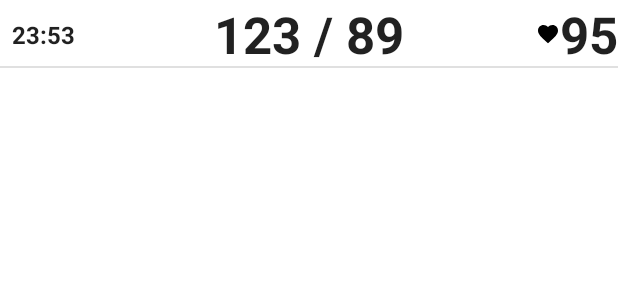
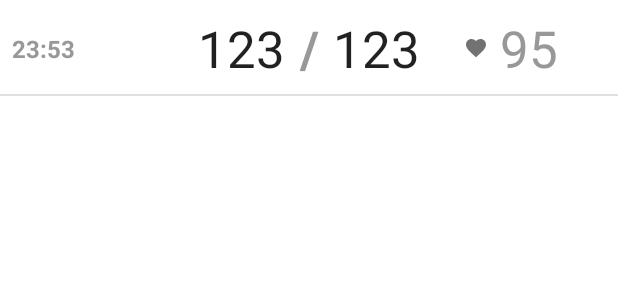
Before and after one commit to stdimensiy/My_health_tracker, an Android app: the layout item_list_record.xml on its own in the app's theme, with its tools: preview values and no code run, on a phone screen of 412 x 824 dp. Shown: the top 300 px of the screen. Run offline under Robolectric (Android 15) with nearby library versions, the phone set to English and light mode, and no system bars.

Commit message:
Изм 0.5 Заточка дизайна главного экрана - Разметка передалена, подобраны параметры для максимального сходства с образцом в задании. Отображеие настроено все работает.

```diff
--- a/app/src/main/java/ru/vdv/myhealthtracker/domain/BaseConstants.kt
+++ b/app/src/main/java/ru/vdv/myhealthtracker/domain/BaseConstants.kt
@@ -5,4 +5,6 @@ object BaseConstants {
     const val RETROFIT_FAILURE = "ОШИБКА при работе компонены RETROFIT"
     const val ROOM_FAILURE = "ОШИБКА при работе компонены ROOM"
     const val FIREBASE_FAILURE = "ОШИБКА при работе компонены FIREBASE"
+    const val NORMAL_DIASTOLIC_PRESSURE = 120
+    const val NORMAL_SYSTOLIC_PRESSURE = 80
 }
--- a/app/src/main/java/ru/vdv/myhealthtracker/ui/main/MainDataSeparatorViewHolder.kt
+++ b/app/src/main/java/ru/vdv/myhealthtracker/ui/main/MainDataSeparatorViewHolder.kt
@@ -5,7 +5,7 @@ import android.view.ViewGroup
 import androidx.recyclerview.widget.RecyclerView
 import ru.vdv.myhealthtracker.databinding.ItemListDataSeparatorBinding
 
-class MainDataSeparatorViewHolder (
+class MainDataSeparatorViewHolder(
     li: LayoutInflater,
     parent: ViewGroup,
     binding: ItemListDataSeparatorBinding = ItemListDataSeparatorBinding.inflate(li, parent, false)
--- a/app/src/main/java/ru/vdv/myhealthtracker/ui/main/MainDataViewHolder.kt
+++ b/app/src/main/java/ru/vdv/myhealthtracker/ui/main/MainDataViewHolder.kt
@@ -11,7 +11,8 @@ class MainDataViewHolder(
     binding: ItemListRecordBinding = ItemListRecordBinding.inflate(li, parent, false)
 ) : RecyclerView.ViewHolder(binding.root) {
     var time = binding.tvTime
-    var pressure = binding.tvPressure
+    var systolicPressure = binding.tvPressureSystolic
+    var diastolicPressure = binding.tvPressureDiastolic
     var heartRate = binding.tvHeartRate
     var card = binding.clContainer
 }
--- a/app/src/main/java/ru/vdv/myhealthtracker/ui/main/MainViewModel.kt
+++ b/app/src/main/java/ru/vdv/myhealthtracker/ui/main/MainViewModel.kt
@@ -13,8 +13,8 @@ class MainViewModel : BaseViewModel() {
 
     val listForMain: LiveData<List<ApplicableForMineList>> = mListForMain
 
-    fun fetchCurrentList(){
-        repository.getTestList(object : CallBack<List<ApplicableForMineList>>{
+    fun fetchCurrentList() {
+        repository.getTestList(object : CallBack<List<ApplicableForMineList>> {
             override fun onResult(value: List<ApplicableForMineList>) {
                 mListForMain.value = value
             }
--- a/app/src/main/res/layout/activity_main.xml
+++ b/app/src/main/res/layout/activity_main.xml
@@ -30,8 +30,8 @@
         android:layout_marginEnd="@dimen/fab_margin"
         android:layout_marginBottom="16dp"
         android:contentDescription="@string/fab_content_description"
-        app:backgroundTint="#D50000"
+        app:backgroundTint="@color/base_fab_color"
         app:srcCompat="@drawable/baseline_favorite_white_24dp"
-        app:tint="#FFFFFFFF" />
+        app:tint="@color/dase_fab_color_tint" />
 
 </androidx.coordinatorlayout.widget.CoordinatorLayout>
--- a/app/src/main/res/layout/item_list_record.xml
+++ b/app/src/main/res/layout/item_list_record.xml
@@ -4,7 +4,7 @@
     xmlns:tools="http://schemas.android.com/tools"
     android:id="@+id/cl_container"
     android:layout_width="match_parent"
-    android:layout_height="wrap_content">
+    android:layout_height="64dp">
 
     <TextView
         android:id="@+id/tv_time"
@@ -13,6 +13,7 @@
         android:layout_marginStart="8dp"
         android:text="@string/tv_time_plug"
         android:textAppearance="?attr/textAppearanceHeadline5"
+        android:textColor="@color/custom_accent_text_color_lighter"
         android:textSize="16sp"
         android:textStyle="bold"
         app:layout_constraintBottom_toBottomOf="parent"
@@ -22,12 +23,27 @@
         tools:text="23:53" />
 
     <TextView
-        android:id="@+id/tv_pressure"
+        android:id="@+id/tv_pressure_diastolic"
         android:layout_width="0dp"
+        android:layout_height="wrap_content"
+        android:text="@string/tv_pressure_result_plug_text"
+        android:textAlignment="center"
+        android:textAppearance="?attr/textAppearanceHeadline5"
+        android:textSize="34sp"
+        app:layout_constraintBottom_toBottomOf="parent"
+        app:layout_constraintEnd_toStartOf="@id/tv_pressure_separator"
+        app:layout_constraintTop_toTopOf="parent"
+        tools:ignore="MissingConstraints"
+        tools:text="123" />
+
+    <TextView
+        android:id="@+id/tv_pressure_separator"
+        android:layout_width="32dp"
         android:layout_height="wrap_content"
         android:text="@string/tv_pressure_plug_text"
         android:textAlignment="center"
         android:textAppearance="?attr/textAppearanceHeadline5"
+        android:textColor="@color/custom_accent_text_color_lighter"
         android:textSize="34sp"
         android:textStyle="bold"
         app:layout_constraintBottom_toBottomOf="parent"
@@ -35,27 +51,46 @@
         app:layout_constraintStart_toStartOf="parent"
         app:layout_constraintTop_toTopOf="parent"
         tools:ignore="MissingConstraints"
-        tools:text="123 / 89" />
+        tools:text=" / " />
+
+    <TextView
+        android:id="@+id/tv_pressure_systolic"
+        android:layout_width="0dp"
+        android:layout_height="wrap_content"
+        android:text="@string/tv_pressure_result_plug_text"
+        android:textAlignment="center"
+        android:textAppearance="?attr/textAppearanceHeadline5"
+        android:textSize="34sp"
+        app:layout_constraintBottom_toBottomOf="parent"
+        app:layout_constraintStart_toEndOf="@id/tv_pressure_separator"
+        app:layout_constraintTop_toTopOf="parent"
+        tools:ignore="MissingConstraints"
+        tools:text="123" />
 
     <ImageView
         android:id="@+id/iv_unknown_type_sign"
         android:layout_width="16dp"
         android:layout_height="16dp"
+        android:layout_marginEnd="8dp"
         android:contentDescription="@string/iv_unknown_type_sign_content_description"
         app:layout_constraintBottom_toBottomOf="parent"
         app:layout_constraintEnd_toStartOf="@id/tv_heartRate"
         app:layout_constraintTop_toTopOf="parent"
-        app:srcCompat="@drawable/baseline_favorite_black_24dp" />
+        app:srcCompat="@drawable/baseline_favorite_black_24dp"
+        app:tint="@color/custom_accent_text_color" />
 
     <TextView
         android:id="@+id/tv_heartRate"
         android:layout_width="0dp"
         android:layout_height="wrap_content"
+        android:layout_marginEnd="40dp"
         android:text="@string/tv_pressure_plug_text"
         android:textAppearance="?attr/textAppearanceHeadline5"
+        android:textColor="@color/custom_accent_text_color_lighter"
         android:textSize="34sp"
-        android:textStyle="bold"
+        app:layout_constraintBottom_toBottomOf="parent"
         app:layout_constraintEnd_toEndOf="parent"
+        app:layout_constraintTop_toTopOf="parent"
         tools:ignore="MissingConstraints"
         tools:text="95" />
 
--- a/app/src/main/res/values/colors.xml
+++ b/app/src/main/res/values/colors.xml
@@ -7,4 +7,9 @@
     <color name="teal_700">#FF018786</color>
     <color name="black">#FF000000</color>
     <color name="white">#FFFFFFFF</color>
+    <color name="base_fab_color">#D50000</color>
+    <color name="dase_fab_color_tint">#FFFFFFFF</color>
+    <color name="custom_accent_text_color">#727272</color>
+    <color name="custom_accent_text_color_lighter">#989898</color>
+    <color name="custom_accent_text_color_darker">#727272</color>
 </resources>
--- a/app/src/main/res/values/strings.xml
+++ b/app/src/main/res/values/strings.xml
@@ -15,6 +15,7 @@
     <string name="tv_unknown_type_body_default_text">Получен не поддерживаемы данным списком тип элемента</string>
     <string name="fab_content_description">Добавить новое значение</string>
     <string name="tv_date">ДД мммм</string>
-    <string name="tv_pressure_plug_text">123 / 89</string>
+    <string name="tv_pressure_plug_text"> / </string>
     <string name="tv_time_plug">12:34</string>
+    <string name="tv_pressure_result_plug_text">---</string>
 </resources>
```
Also changed, not shown: app/src/main/java/ru/vdv/myhealthtracker/model/repository/Repository.kt (+17 -16 lines), app/src/main/java/ru/vdv/myhealthtracker/ui/main/MainAdapter.kt (+17 -1 lines), app/src/main/res/drawable/baseline_error_red_a700_24dp.xml (+9 -2 lines), app/src/main/res/drawable/baseline_favorite_white_24dp.xml (+9 -2 lines), app/src/main/res/drawable/bg_average_deviation_from_the_norm.xml (added, +9 -0 lines), app/src/main/res/drawable/bg_critical_deviation_from_the_norm.xml (added, +9 -0 lines), app/src/main/res/drawable/bg_fine.xml (added, +9 -0 lines), app/src/main/res/drawable/bg_significant_deviation_from_the_norm.xml (added, +9 -0 lines), app/src/main/res/drawable/bg_slight_deviation_from_the_norm.xml (added, +9 -0 lines), app/src/main/res/layout/item_list_data_separator.xml (+9 -2 lines).
